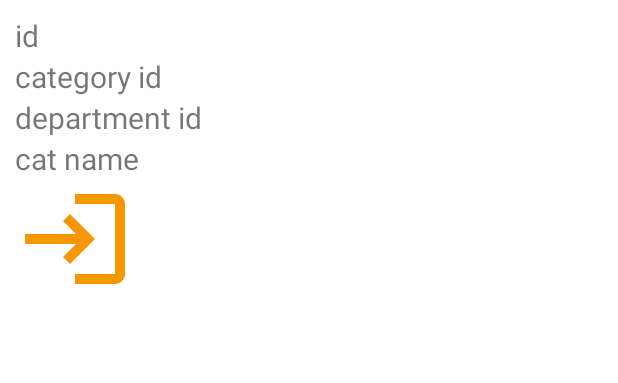
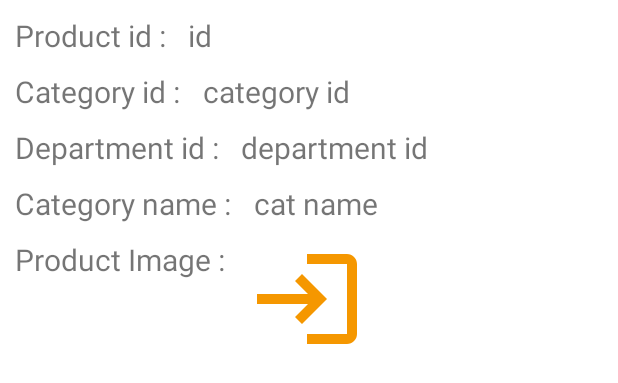
Before and after one commit to nirav131196/LearningApp4, an Android app: the layout product_details.xml on its own in the app's theme, with its tools: preview values and no code run, on a phone screen of 412 x 824 dp. Shown: the top 383 px of the screen. Run offline under Robolectric (Android 15) with nearby library versions, the phone set to English and light mode, and no system bars; network calls fail.

Commit message:
COMMIT ON 12/3/2023 6:05 PM

```diff
--- a/LoginApp/app/src/main/java/com/example/loginapp/LoginActivity.java
+++ b/LoginApp/app/src/main/java/com/example/loginapp/LoginActivity.java
@@ -426,12 +426,9 @@ public class LoginActivity extends BaseActivity implements  AuthenticationListen
                             edtEmail.setText("");
                             edtPassword.setText("");
 
-                            Intent i = new Intent(LoginActivity.this,Welcome_Main.class);
+                            Intent i = new Intent(LoginActivity.this,Dashboard_Activity_p9.class);
                             startActivity(i);
                             finish();
-
-                            Log.e("RESPONSE GOT", id + username + mobile_no + email2 + profile + api_key);
-                            Log.e("INPUT DATA",email_login + password_login);
                         }
                     }
                     catch (JSONException ex)
--- a/LoginApp/app/src/main/java/com/example/loginapp/Product_Data.java
+++ b/LoginApp/app/src/main/java/com/example/loginapp/Product_Data.java
@@ -6,11 +6,13 @@ public class Product_Data {
     String category_id;
     String department_id;
     String cat_name;
+    String image;
 
-    public Product_Data(String product_id, String category_id, String department_id, String cat_name) {
+    public Product_Data(String product_id, String category_id, String department_id, String cat_name,String image) {
         this.product_id = product_id;
         this.category_id = category_id;
         this.department_id = department_id;
         this.cat_name = cat_name;
+        this.image = image;
     }
 }
--- a/LoginApp/app/src/main/java/com/example/loginapp/Product_View_Holder.java
+++ b/LoginApp/app/src/main/java/com/example/loginapp/Product_View_Holder.java
@@ -1,6 +1,7 @@
 package com.example.loginapp;
 
 import android.view.View;
+import android.widget.ImageView;
 import android.widget.TextView;
 
 import androidx.annotation.NonNull;
@@ -15,6 +16,8 @@ public class Product_View_Holder extends RecyclerView.ViewHolder {
     TextView id,category_id,department_id,category_name;
     View view;
 
+    ImageView photo;
+
 
     public Product_View_Holder(@NonNull View itemView) {
         super(itemView);
@@ -23,6 +26,7 @@ public class Product_View_Holder extends RecyclerView.ViewHolder {
         category_id = (TextView)itemView.findViewById(R.id.category_id);
         department_id = (TextView)itemView.findViewById(R.id.department_id);
         category_name = (TextView)itemView.findViewById(R.id.cat_name);
+        photo = (ImageView)itemView.findViewById(R.id.product_image);
 
         view = itemView;
     }
--- a/LoginApp/app/src/main/java/com/example/loginapp/RecyclerAdapter.java
+++ b/LoginApp/app/src/main/java/com/example/loginapp/RecyclerAdapter.java
@@ -4,11 +4,13 @@ import android.content.Context;
 import android.view.LayoutInflater;
 import android.view.View;
 import android.view.ViewGroup;
+import android.widget.ImageView;
 
 import androidx.annotation.NonNull;
 import androidx.recyclerview.widget.RecyclerView;
 
 import com.example.loginapp.R;
+import com.squareup.picasso.Picasso;
 
 import java.util.Collection;
 import java.util.Collections;
@@ -19,6 +21,7 @@ public class RecyclerAdapter extends RecyclerView.Adapter<Product_View_Holder>
 
     List<Product_Data> list = Collections.emptyList();
     Context context;
+
     public RecyclerAdapter(List<Product_Data> list, Context context) {
         this.list = list;
         this.context = context;
@@ -42,6 +45,8 @@ public class RecyclerAdapter extends RecyclerView.Adapter<Product_View_Holder>
         holder.category_id.setText(list.get(position).category_id);
         holder.department_id.setText(list.get(position).department_id);
         holder.category_name.setText(list.get(position).cat_name);
+        Picasso.get().load(list.get(position).image).placeholder(R.drawable.googlelogo).error(R.drawable.facelogo).into(holder.photo);
+
        /* holder.view.setOnClickListener(new View.OnClickListener() {
             @Override
             public void onClick(View v) {
--- a/LoginApp/app/src/main/res/layout/product_details.xml
+++ b/LoginApp/app/src/main/res/layout/product_details.xml
@@ -1,9 +1,20 @@
 <?xml version="1.0" encoding="utf-8"?>
 <androidx.constraintlayout.widget.ConstraintLayout xmlns:android="http://schemas.android.com/apk/res/android"
     android:layout_width="match_parent"
-    android:layout_height="match_parent"
+    android:layout_height="wrap_content"
     xmlns:app="http://schemas.android.com/apk/res-auto">
 
+
+    <TextView
+        android:id="@+id/txtid"
+        android:layout_width="wrap_content"
+        android:layout_height="wrap_content"
+        app:layout_constraintTop_toTopOf="parent"
+        android:layout_marginTop="10dp"
+        android:layout_marginLeft="10dp"
+        app:layout_constraintLeft_toLeftOf="parent"
+        android:textSize="20dp"
+        android:text="Product id : "/>
     <TextView
         android:id="@+id/product_id"
         android:layout_width="wrap_content"
@@ -11,27 +22,60 @@
         app:layout_constraintTop_toTopOf="parent"
         android:layout_marginTop="10dp"
         android:layout_marginLeft="10dp"
-        app:layout_constraintLeft_toLeftOf="parent"
+        app:layout_constraintLeft_toRightOf="@+id/txtid"
         android:textSize="20dp"
         android:text="id"/>
+    <TextView
+        android:id="@+id/txtcategoryid"
+        android:layout_width="wrap_content"
+        android:layout_height="wrap_content"
+        android:layout_marginTop="10dp"
+        android:layout_marginLeft="10dp"
+        app:layout_constraintLeft_toLeftOf="parent"
+        app:layout_constraintTop_toBottomOf="@+id/txtid"
+        android:textSize="20dp"
+        android:text="Category id : "/>
     <TextView
         android:id="@+id/category_id"
         android:layout_width="wrap_content"
         android:layout_height="wrap_content"
+        android:layout_marginTop="10dp"
         app:layout_constraintTop_toBottomOf="@+id/product_id"
-        app:layout_constraintLeft_toLeftOf="parent"
+        app:layout_constraintLeft_toRightOf="@+id/txtcategoryid"
         android:layout_marginLeft="10dp"
         android:textSize="20dp"
         android:text="category id"/>
+    <TextView
+        android:id="@+id/txtdepartmentid"
+        android:layout_width="wrap_content"
+        android:layout_height="wrap_content"
+        android:layout_marginTop="10dp"
+        android:layout_marginLeft="10dp"
+        app:layout_constraintLeft_toLeftOf="parent"
+        app:layout_constraintTop_toBottomOf="@+id/txtcategoryid"
+        android:textSize="20dp"
+        android:text="Department id : "/>
     <TextView
         android:id="@+id/department_id"
         android:layout_width="wrap_content"
         android:layout_height="wrap_content"
         app:layout_constraintTop_toBottomOf="@+id/category_id"
         android:layout_marginLeft="10dp"
-        app:layout_constraintLeft_toLeftOf="parent"
+        android:layout_marginTop="10dp"
+        app:layout_constraintLeft_toRightOf="@+id/txtdepartmentid"
         android:textSize="20dp"
         android:text="department id"/>
+
+    <TextView
+        android:id="@+id/txtcatname"
+        android:layout_width="wrap_content"
+        android:layout_height="wrap_content"
+        android:layout_marginTop="10dp"
+        android:layout_marginLeft="10dp"
+        app:layout_constraintLeft_toLeftOf="parent"
+        app:layout_constraintTop_toBottomOf="@+id/txtdepartmentid"
+        android:textSize="20dp"
+        android:text="Category name : "/>
 
     <TextView
         android:id="@+id/cat_name"
@@ -39,16 +83,29 @@
         android:layout_height="wrap_content"
         app:layout_constraintTop_toBottomOf="@+id/department_id"
         android:layout_marginLeft="10dp"
-        app:layout_constraintLeft_toLeftOf="parent"
+        android:layout_marginTop="10dp"
+        app:layout_constraintLeft_toRightOf="@+id/txtcatname"
         android:textSize="20dp"
         android:text="cat name"/>
+
+    <TextView
+        android:id="@+id/txtimage"
+        android:layout_width="wrap_content"
+        android:layout_height="wrap_content"
+        android:layout_marginTop="10dp"
+        android:layout_marginLeft="10dp"
+        app:layout_constraintLeft_toLeftOf="parent"
+        app:layout_constraintTop_toBottomOf="@+id/txtcatname"
+        android:textSize="20dp"
+        android:text="Product Image : "/>
     <ImageView
         android:id="@+id/product_image"
         android:layout_width="80dp"
         android:layout_height="80dp"
         android:layout_marginLeft="10dp"
+        android:layout_marginTop="10dp"
         app:srcCompat="@drawable/login"
         android:layout_gravity="center"
-        app:layout_constraintLeft_toLeftOf="parent"
+        app:layout_constraintLeft_toRightOf="@+id/txtimage"
         app:layout_constraintTop_toBottomOf="@+id/cat_name"/>
 </androidx.constraintlayout.widget.ConstraintLayout>
```
Also changed, not shown: LoginApp/app/src/main/java/com/example/loginapp/DrinkOrderMenu_Activity.java (+17 -33 lines).
